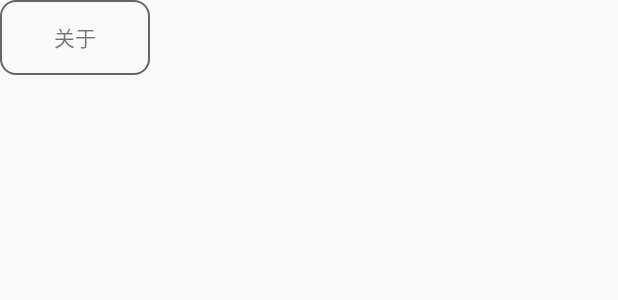
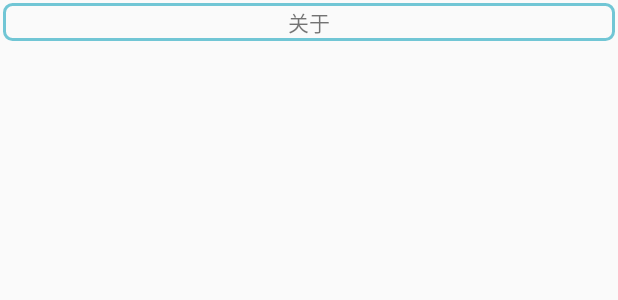
Before and after one commit to barryzzz/SmallCortoon, an Android app: the layout popu_layout_item.xml on its own in the app's theme, with its tools: preview values and no code run, on a phone screen of 412 x 824 dp. Shown: the top 300 px of the screen. Run offline under Robolectric (Android 15) with nearby library versions, the light colour scheme and no system bars.

Commit message:
弹出功能上实现♪(^∇^*)

```diff
--- a/app.main/src/main/java/xi/lsl/code/app/main/read/ChapterListAdapter.java
+++ b/app.main/src/main/java/xi/lsl/code/app/main/read/ChapterListAdapter.java
@@ -69,7 +69,7 @@ public class ChapterListAdapter extends RecyclerView.Adapter<ChapterListAdapter.
     /**
      * 抛出点击事件
      */
-    private onChapterClickListener mOnChapterClickListener;
+    private onChapterClickListener mOnChapterClickListener = null;
 
     public void setOnChapterClickListener(onChapterClickListener mOnChapterClickListener) {
         this.mOnChapterClickListener = mOnChapterClickListener;
--- /dev/null
+++ b/app.main/src/main/res/drawable/popu_item_selector.xml
@@ -0,0 +1,6 @@
+<?xml version="1.0" encoding="utf-8"?>
+<selector xmlns:android="http://schemas.android.com/apk/res/android">
+    <item android:drawable="@drawable/shape_popu_item2" android:state_focused="true"></item>
+    <item android:drawable="@drawable/shape_popu_item1" android:state_focused="false"></item>
+
+</selector>
--- /dev/null
+++ b/app.main/src/main/res/drawable/shape_popu_item1.xml
@@ -0,0 +1,7 @@
+<?xml version="1.0" encoding="utf-8"?>
+<shape xmlns:android="http://schemas.android.com/apk/res/android">
+    <corners android:radius="@dimen/dp_5"/>
+    <stroke
+        android:width="1dp"
+        android:color="@color/comment_desc_color"/>
+</shape>
--- a/app.main/src/main/res/drawable/shape_popu_item.xml
+++ b/app.main/src/main/res/drawable/shape_popu_item2.xml
@@ -1,7 +1,7 @@
 <?xml version="1.0" encoding="utf-8"?>
 <shape xmlns:android="http://schemas.android.com/apk/res/android">
-    <corners android:radius="@dimen/dp_10"/>
+    <corners android:radius="@dimen/dp_5"/>
     <stroke
-        android:width="1dp"
-        android:color="@color/comment_desc_color"/>
+        android:width="2dp"
+        android:color="@color/game_comic"/>
 </shape>
--- a/app.main/src/main/res/layout/activity_web_book_read.xml
+++ b/app.main/src/main/res/layout/activity_web_book_read.xml
@@ -3,6 +3,7 @@
                 xmlns:tools="http://schemas.android.com/tools"
                 android:layout_width="match_parent"
                 android:layout_height="match_parent"
+                android:id="@+id/activity_web_read"
                 android:orientation="vertical">
 
 
--- a/app.main/src/main/res/layout/popu_layout_item.xml
+++ b/app.main/src/main/res/layout/popu_layout_item.xml
@@ -1,8 +1,12 @@
 <?xml version="1.0" encoding="utf-8"?>
 <RelativeLayout xmlns:android="http://schemas.android.com/apk/res/android"
-                android:layout_width="100dp"
-                android:layout_height="50dp"
-                android:background="@drawable/shape_popu_item"
+                android:layout_width="match_parent"
+                android:layout_height="25dp"
+                android:layout_margin="2dp"
+                android:background="@drawable/popu_item_selector"
+                android:clickable="true"
+                android:focusable="true"
+                android:focusableInTouchMode="true"
     >
 
     <TextView
--- a/lib.style/src/main/res/values/dimens.xml
+++ b/lib.style/src/main/res/values/dimens.xml
@@ -12,6 +12,7 @@
     <dimen name="dp_3">3dp</dimen>
     <dimen name="dp_10">10dp</dimen>
     <dimen name="dp_16">16dp</dimen>
+    <dimen name="dp_40">40dp</dimen>
     <dimen name="sp_16">16sp</dimen>
     <dimen name="dp_55">55dp</dimen>
     <dimen name="dp_250">250dp</dimen>
```
Also changed, not shown: app.main/src/main/java/xi/lsl/code/app/main/read/WebReadActivity.java (+7 -9 lines), app.main/src/main/res/layout/popu_layout.xml (+23 -9 lines), 1 other file.
